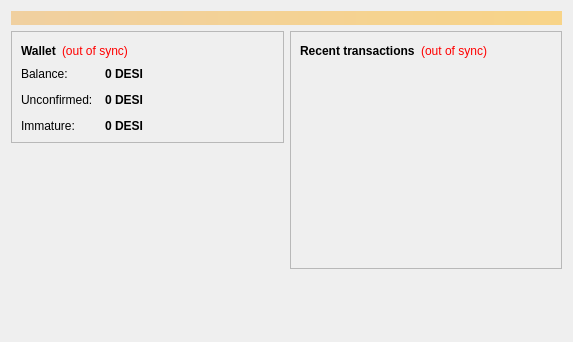
Qt form src/qt/forms/overviewpage.ui (saffroncoin/saffroncoin) before a commit.
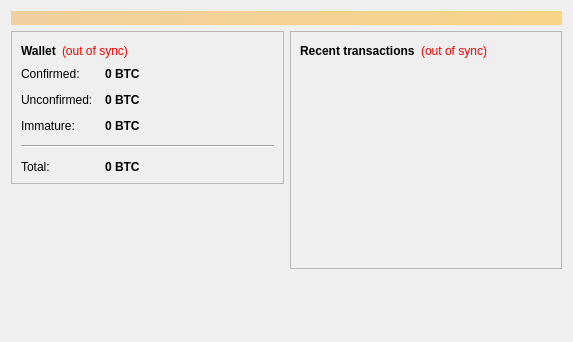
The same form after that commit.

The edit to the form file:
```diff
--- a/src/qt/forms/overviewpage.ui
+++ b/src/qt/forms/overviewpage.ui
@@ -103,7 +103,7 @@
             <item row="0" column="0">
              <widget class="QLabel" name="label">
               <property name="text">
-               <string>Balance:</string>
+               <string>Confirmed:</string>
               </property>
              </widget>
             </item>
@@ -122,7 +122,7 @@
                <string>Your current balance</string>
               </property>
               <property name="text">
-               <string notr="true">0 DESI</string>
+               <string notr="true">0 BTC</string>
               </property>
               <property name="textInteractionFlags">
                <set>Qt::LinksAccessibleByMouse|Qt::TextSelectableByKeyboard|Qt::TextSelectableByMouse</set>
@@ -151,7 +151,7 @@
                <string>Total of transactions that have yet to be confirmed, and do not yet count toward the current balance</string>
               </property>
               <property name="text">
-               <string notr="true">0 DESI</string>
+               <string notr="true">0 BTC</string>
               </property>
               <property name="textInteractionFlags">
                <set>Qt::LinksAccessibleByMouse|Qt::TextSelectableByKeyboard|Qt::TextSelectableByMouse</set>
@@ -177,13 +177,49 @@
                <string>Mined balance that has not yet matured</string>
               </property>
               <property name="text">
-               <string notr="true">0 DESI</string>
+               <string notr="true">0 BTC</string>
               </property>
               <property name="textInteractionFlags">
                <set>Qt::LinksAccessibleByMouse|Qt::TextSelectableByKeyboard|Qt::TextSelectableByMouse</set>
               </property>
              </widget>
             </item>
+            <item row="4" column="0">
+             <widget class="QLabel" name="labelTotalText">
+              <property name="text">
+               <string>Total:</string>
+              </property>
+             </widget>
+            </item>
+            <item row="4" column="1">
+             <widget class="QLabel" name="labelTotal">
+              <property name="font">
+               <font>
+                <weight>75</weight>
+                <bold>true</bold>
+               </font>
+              </property>
+              <property name="cursor">
+               <cursorShape>IBeamCursor</cursorShape>
+              </property>
+              <property name="toolTip">
+               <string>Your current total balance</string>
+              </property>
+              <property name="text">
+               <string notr="true">0 BTC</string>
+              </property>
+              <property name="textInteractionFlags">
+               <set>Qt::LinksAccessibleByMouse|Qt::TextSelectableByKeyboard|Qt::TextSelectableByMouse</set>
+              </property>
+             </widget>
+            </item>
+            <item row="3" column="0" colspan="2">
+             <widget class="Line" name="line">
+              <property name="orientation">
+               <enum>Qt::Horizontal</enum>
+              </property>
+             </widget>
+            </item>
            </layout>
           </item>
          </layout>
```
Left out of the diff: 8 changed lines with no effect on the pictures.
